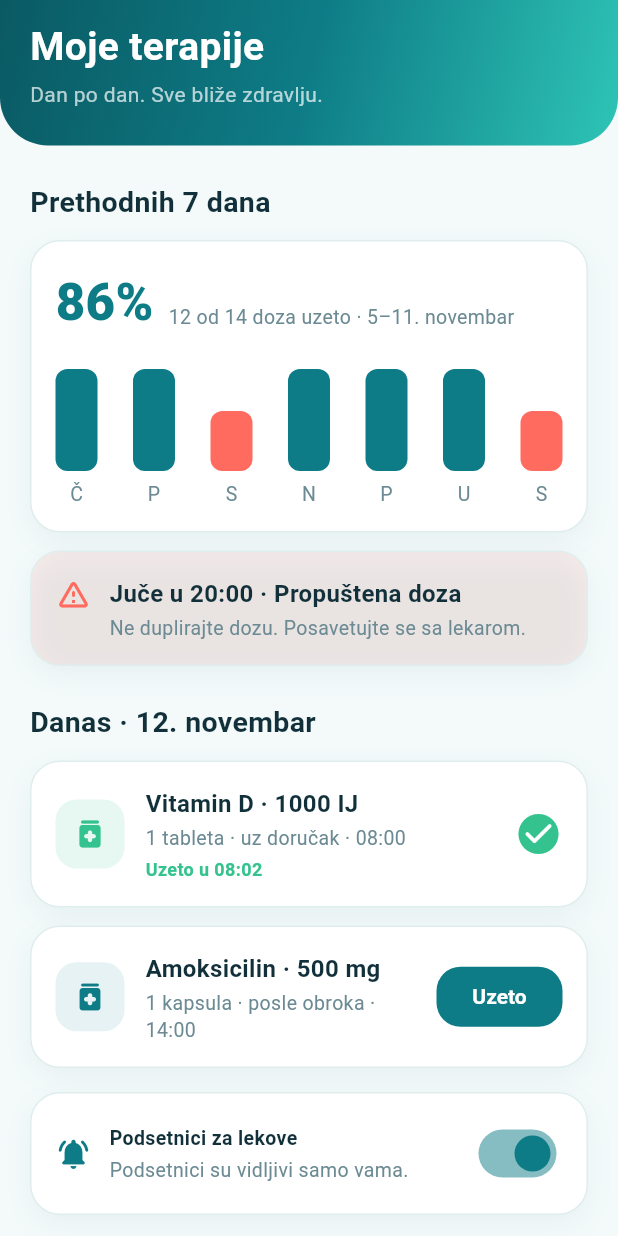
After one commit to AnaDzanic/MediCare, a Flutter app: the TherapiesScreen screen opened directly, on a phone screen of 412 x 824 dp. The commit adds this screen. Run offline on Flutter 3.47's test engine with Material 3 defaults, Android fonts, the phone set to English and light mode, and no system bars.

Commit message:
Dodat ekran terapija sa pracenjem doza i grafikonom, glavni okvir sa donjim menijem

```diff
--- a/lib/consts/app_colors.dart
+++ b/lib/consts/app_colors.dart
@@ -15,6 +15,7 @@ class AppColors {
   static const Color primarySoft = Color(0x1A0E7C86);
   static const Color white70 = Color(0xB3FFFFFF);
   static const Color white20 = Color(0x33FFFFFF);
+  static const Color warningSoft = Color(0x1AFF6B5E);
   static const LinearGradient headerGradient = LinearGradient(
     begin: Alignment.topLeft,
     end: Alignment.bottomRight,
--- a/lib/main.dart
+++ b/lib/main.dart
@@ -1,9 +1,7 @@
 import 'package:flutter/material.dart';
-import 'package:medicare/screens/doctors_screen.dart';
-import 'package:medicare/screens/main_shell.dart';
 
 import 'consts/app_theme.dart';
-import 'screens/onboarding_screen.dart';
+import 'screens/main_shell.dart';
 
 void main() {
   runApp(const MediCareApp());
@@ -18,7 +16,7 @@ class MediCareApp extends StatelessWidget {
       title: 'MediCare',
       debugShowCheckedModeBanner: false,
       theme: AppTheme.light,
-      home: const DoctorsScreen(),
+      home: const MainShell(),
     );
   }
 }
--- /dev/null
+++ b/lib/screens/therapies_screen.dart
@@ -0,0 +1,266 @@
+import 'package:flutter/material.dart';
+
+import '../data/mock_data.dart';
+import '../models/therapy.dart';
+import '../consts/app_colors.dart';
+import '../consts/app_text.dart';
+import '../widgets/app_card.dart';
+import '../widgets/page_header.dart';
+import '../widgets/section_title.dart';
+
+class TherapiesScreen extends StatefulWidget {
+  const TherapiesScreen({super.key});
+
+  @override
+  State<TherapiesScreen> createState() => _TherapiesScreenState();
+}
+
+class _TherapiesScreenState extends State<TherapiesScreen> {
+  bool _remindersOn = true;
+
+  String _nowText() {
+    final now = TimeOfDay.now();
+    final hour = now.hour.toString().padLeft(2, '0');
+    final minute = now.minute.toString().padLeft(2, '0');
+    return '$hour:$minute';
+  }
+
+  void _markTaken(Therapy therapy) {
+    setState(() {
+      therapy.taken = true;
+      therapy.takenAt = _nowText();
+    });
+  }
+
+  void _undo(Therapy therapy) {
+    setState(() {
+      therapy.taken = false;
+      therapy.takenAt = null;
+    });
+  }
+
+  @override
+  Widget build(BuildContext context) {
+    final weekDoses = MockData.weekDoses;
+    final weekTaken = weekDoses.fold<int>(0, (sum, d) => sum + d);
+    final weekTotal = weekDoses.length * 2;
+    final percent = (weekTaken / weekTotal * 100).round();
+
+    return Scaffold(
+      body: ListView(
+        padding: EdgeInsets.zero,
+        children: [
+          const PageHeader(
+            title: 'Moje terapije',
+            subtitle: 'Dan po dan. Sve bliže zdravlju.',
+          ),
+          Padding(
+            padding: const EdgeInsets.fromLTRB(20, 0, 20, 24),
+            child: Column(
+              crossAxisAlignment: CrossAxisAlignment.start,
+              children: [
+                const SectionTitle('Prethodnih 7 dana'),
+                _buildChart(weekDoses, weekTaken, weekTotal, percent),
+                const SizedBox(height: 12),
+                _buildMissedWarning(),
+                const SectionTitle('Danas · 12. novembar'),
+                ...MockData.therapies.map(_buildTherapyCard),
+                const SizedBox(height: 4),
+                AppCard(
+                  child: Row(
+                    children: [
+                      const Icon(
+                        Icons.notifications_active_rounded,
+                        color: AppColors.primary,
+                      ),
+                      const SizedBox(width: 12),
+                      const Expanded(
+                        child: Column(
+                          crossAxisAlignment: CrossAxisAlignment.start,
+                          children: [
+                            Text('Podsetnici za lekove', style: AppText.label),
+                            SizedBox(height: 2),
+                            Text(
+                              'Podsetnici su vidljivi samo vama.',
+                              style: AppText.muted,
+                            ),
+                          ],
+                        ),
+                      ),
+                      Switch(
+                        value: _remindersOn,
+                        activeColor: AppColors.primary,
+                        onChanged: (value) =>
+                            setState(() => _remindersOn = value),
+                      ),
+                    ],
+                  ),
+                ),
+              ],
+            ),
+          ),
+        ],
+      ),
+    );
+  }
+
+  Widget _buildChart(List<int> doses, int taken, int total, int percent) {
+    return AppCard(
+      child: Column(
+        crossAxisAlignment: CrossAxisAlignment.start,
+        children: [
+          Row(
+            crossAxisAlignment: CrossAxisAlignment.end,
+            children: [
+              Text(
+                '$percent%',
+                style: const TextStyle(
+                  fontSize: 34,
+                  fontWeight: FontWeight.w800,
+                  color: AppColors.primary,
+                ),
+              ),
+              const SizedBox(width: 10),
+              Expanded(
+                child: Padding(
+                  padding: const EdgeInsets.only(bottom: 6),
+                  child: Text(
+                    '$taken od $total doza uzeto · 5–11. novembar',
+                    style: AppText.muted,
+                  ),
+                ),
+              ),
+            ],
+          ),
+          const SizedBox(height: 16),
+          SizedBox(
+            height: 96,
+            child: Row(
+              mainAxisAlignment: MainAxisAlignment.spaceBetween,
+              crossAxisAlignment: CrossAxisAlignment.end,
+              children: List.generate(doses.length, (i) {
+                final complete = doses[i] == 2;
+                return Column(
+                  mainAxisAlignment: MainAxisAlignment.end,
+                  children: [
+                    Container(
+                      width: 28,
+                      height: 12 + 56 * (doses[i] / 2),
+                      decoration: BoxDecoration(
+                        color: complete ? AppColors.primary : AppColors.warning,
+                        borderRadius: BorderRadius.circular(8),
+                      ),
+                    ),
+                    const SizedBox(height: 6),
+                    Text(MockData.weekLabels[i], style: AppText.muted),
+                  ],
+                );
+              }),
+            ),
+          ),
+        ],
+      ),
+    );
+  }
+
+  Widget _buildMissedWarning() {
+    return AppCard(
+      color: AppColors.warningSoft,
+      child: const Row(
+        crossAxisAlignment: CrossAxisAlignment.start,
+        children: [
+          Icon(Icons.warning_amber_rounded, color: AppColors.warning),
+          SizedBox(width: 12),
+          Expanded(
+            child: Column(
+              crossAxisAlignment: CrossAxisAlignment.start,
+              children: [
+                Text('Juče u 20:00 · Propuštena doza', style: AppText.title),
+                SizedBox(height: 2),
+                Text(
+                  'Ne duplirajte dozu. Posavetujte se sa lekarom.',
+                  style: AppText.muted,
+                ),
+              ],
+            ),
+          ),
+        ],
+      ),
+    );
+  }
+
+  Widget _buildTherapyCard(Therapy therapy) {
+    return Padding(
+      padding: const EdgeInsets.only(bottom: 12),
+      child: AppCard(
+        child: Row(
+          children: [
+            Container(
+              width: 46,
+              height: 46,
+              decoration: BoxDecoration(
+                color: therapy.taken
+                    ? AppColors.successSoft
+                    : AppColors.primarySoft,
+                borderRadius: BorderRadius.circular(14),
+              ),
+              child: Icon(
+                Icons.medication_rounded,
+                color: therapy.taken ? AppColors.success : AppColors.primary,
+              ),
+            ),
+            const SizedBox(width: 14),
+            Expanded(
+              child: Column(
+                crossAxisAlignment: CrossAxisAlignment.start,
+                children: [
+                  Text(therapy.name, style: AppText.title),
+                  const SizedBox(height: 2),
+                  Text(
+                    '${therapy.instruction} · ${therapy.time}',
+                    style: AppText.muted,
+                  ),
+                  if (therapy.taken)
+                    Padding(
+                      padding: const EdgeInsets.only(top: 4),
+                      child: Text(
+                        'Uzeto u ${therapy.takenAt}',
+                        style: const TextStyle(
+                          fontSize: 12,
+                          fontWeight: FontWeight.w600,
+                          color: AppColors.success,
+                        ),
+                      ),
+                    ),
+                ],
+              ),
+            ),
+            const SizedBox(width: 8),
+            if (therapy.taken)
+              GestureDetector(
+                onTap: () => _undo(therapy),
+                child: const Icon(
+                  Icons.check_circle_rounded,
+                  color: AppColors.success,
+                  size: 32,
+                ),
+              )
+            else
+              ElevatedButton(
+                style: ElevatedButton.styleFrom(
+                  minimumSize: const Size(84, 40),
+                  padding: const EdgeInsets.symmetric(horizontal: 16),
+                  textStyle: const TextStyle(
+                    fontSize: 14,
+                    fontWeight: FontWeight.w600,
+                  ),
+                ),
+                onPressed: () => _markTaken(therapy),
+                child: const Text('Uzeto'),
+              ),
+          ],
+        ),
+      ),
+    );
+  }
+}
```
